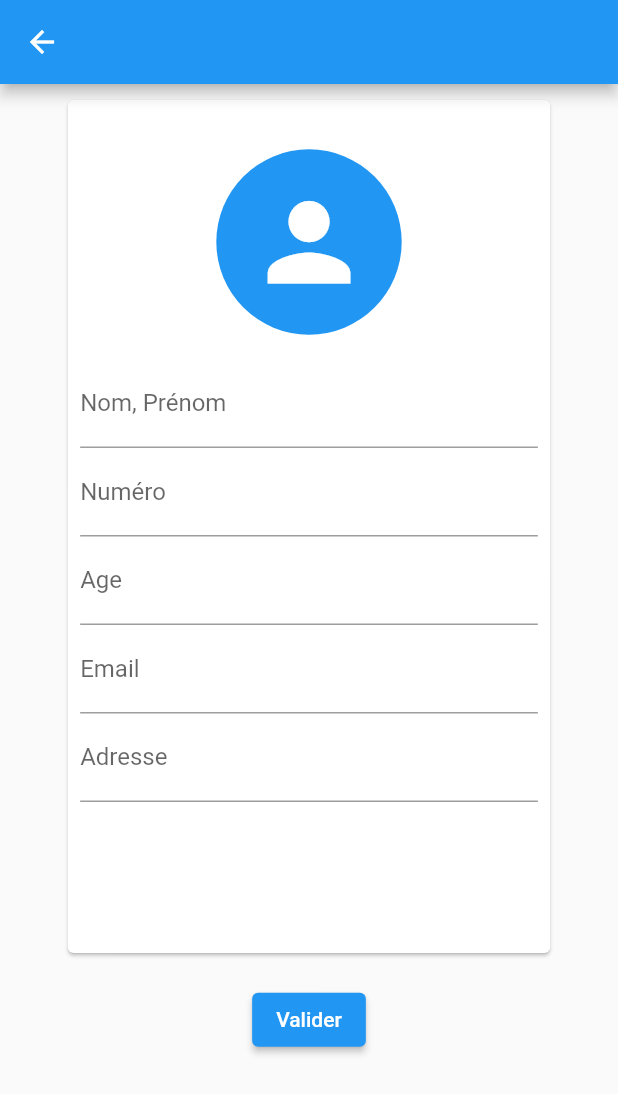
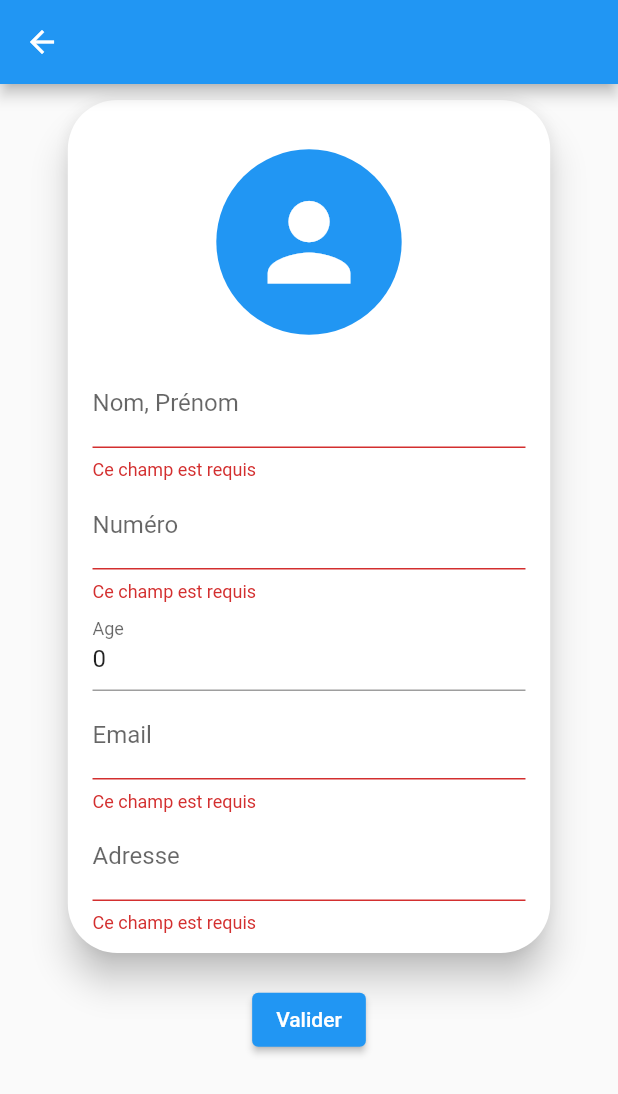
Before and after one commit to Shinotobira/testCharlieSolutions, a Flutter app: the ProfilePage screen opened by its route, after a tap on "Modifier", on a phone screen of 412 x 824 dp. Shown: the top 1094 px of the screen. Run offline on Flutter 3.47's test engine with Material 2 defaults, Android fonts, the phone set to English and light mode, and no system bars; our stand-ins replace bloc, dartz, equatable, flutter_bloc, get_it, go_router and 1 more; accounts and stored records are empty; network calls fail.

Commit message:
ref: profile

```diff
--- a/lib/core/router/router.dart
+++ b/lib/core/router/router.dart
@@ -29,7 +29,7 @@ final GoRouter router = GoRouter(
       path: '/modification_profile',
       name: 'modification_profile',
       builder: (BuildContext context, GoRouterState state) {
-        return const ModificationProfilePage();
+        return ModificationProfilePage(user: state.extra! as UserEntity);
       },
     ),
     GoRoute(
--- a/lib/features/home/presentation/widgets/card_widget.dart
+++ b/lib/features/home/presentation/widgets/card_widget.dart
@@ -17,21 +17,53 @@ class UserCardWidget extends StatelessWidget {
       height: screenHeight * 0.7,
       width: screenWidth * 0.80,
       child: Card(
+        elevation: 10,
+        shape: RoundedRectangleBorder(
+          borderRadius: BorderRadius.circular(screenHeight * 0.04),
+        ),
         child: Column(
           children: [
-            SizedBox(
-              height: screenHeight * 0.3,
-              child: CircleAvatar(
-                radius: screenHeight * 0.10,
-                backgroundImage: NetworkImage(user.picture),
+            if (user.picture.isEmpty)
+              Padding(
+                padding: EdgeInsets.only(
+                    top: screenHeight * 0.06, bottom: screenHeight * 0.02),
+                child: Center(
+                  child: Container(
+                    width: screenHeight * 0.2,
+                    height: screenHeight * 0.2,
+                    decoration: const BoxDecoration(
+                      shape: BoxShape.circle,
+                      color: Colors.blue,
+                    ),
+                    child: Icon(
+                      Icons.person,
+                      size: screenHeight * 0.1,
+                      color: Colors.white,
+                    ),
+                  ),
+                ),
+              )
+            else
+              Padding(
+                padding: EdgeInsets.only(
+                    top: screenHeight * 0.06, bottom: screenHeight * 0.02),
+                child: Center(
+                  child: SizedBox(
+                      width: screenHeight * 0.2,
+                      height: screenHeight * 0.2,
+                      child: ClipOval(
+                          child: Image.network(
+                        user.picture,
+                        fit: BoxFit.cover,
+                      ))),
+                ),
               ),
-            ),
             Center(child: Text(user.name)),
             Align(
               alignment: Alignment.centerLeft,
               child: Padding(
                 padding: EdgeInsets.only(
-                    left: screenHeight * 0.01, top: screenHeight * 0.04),
+                    left: screenHeight * 0.01, top: screenHeight * 0.06),
                 child: Text('Age: ${user.age}'),
               ),
             ),
--- a/lib/features/home/presentation/widgets/user_card_widget.dart
+++ /dev/null
@@ -1,75 +0,0 @@
-import 'package:flutter/material.dart';
-import 'package:flutter_bloc/flutter_bloc.dart';
-import 'package:testcharliesolutions/features/home/presentation/bloc/user_bloc.dart';
-
-class UserCardWidget extends StatelessWidget {
-  const UserCardWidget({
-    super.key,
-  });
-
-  @override
-  Widget build(BuildContext context) {
-    final double screenHeight = MediaQuery.of(context).size.height;
-    final double screenWidth = MediaQuery.of(context).size.width;
-    return BlocBuilder<UserBloc, UserState>(
-      builder: (BuildContext context, UserState state) {
-        if (state is GetUserInitialState) {
-          return Container();
-        } else if (state is GetUserSuccessState) {
-          return SizedBox(
-            height: screenHeight * 0.7,
-            width: screenWidth * 0.80,
-            child: Card(
-              child: Column(
-                children: [
-                  SizedBox(
-                    height: screenHeight * 0.3,
-                    child: CircleAvatar(
-                      radius: screenHeight * 0.10,
-                      backgroundImage: NetworkImage(state.userEntity.picture),
-                    ),
-                  ),
-                  Center(child: Text(state.userEntity.name)),
-                  Align(
-                    alignment: Alignment.centerLeft,
-                    child: Padding(
-                      padding: EdgeInsets.only(
-                          left: screenHeight * 0.01, top: screenHeight * 0.04),
-                      child: Text('Age: ${state.userEntity.age}'),
-                    ),
-                  ),
-                  Align(
-                    alignment: Alignment.centerLeft,
-                    child: Padding(
-                      padding: EdgeInsets.only(
-                          left: screenHeight * 0.01, top: screenHeight * 0.04),
-                      child: Text('Numéro: ${state.userEntity.phone}'),
-                    ),
-                  ),
-                  Align(
-                    alignment: Alignment.centerLeft,
-                    child: Padding(
-                      padding: EdgeInsets.only(
-                          left: screenHeight * 0.01, top: screenHeight * 0.04),
-                      child: Text('Email: ${state.userEntity.email}'),
-                    ),
-                  ),
-                  Align(
-                      alignment: Alignment.centerLeft,
-                      child: Padding(
-                          padding: EdgeInsets.only(
-                              left: screenHeight * 0.01,
-                              top: screenHeight * 0.04),
-                          child:
-                              Text('Adresse: ${state.userEntity.locations}'))),
-                ],
-              ),
-            ),
-          );
-        } else {
-          return const Center(child: CircularProgressIndicator());
-        }
-      },
-    );
-  }
-}
--- a/lib/features/profile/presentation/pages/modification_page.dart
+++ b/lib/features/profile/presentation/pages/modification_page.dart
@@ -5,20 +5,39 @@ import 'package:testcharliesolutions/features/home/domain/entities/user_entity.d
 import 'package:testcharliesolutions/features/profile/presentation/bloc/profile_bloc.dart';
 
 class ModificationProfilePage extends StatefulWidget {
-  const ModificationProfilePage({super.key});
+  const ModificationProfilePage({super.key, required this.user});
 
+  final UserEntity user;
   @override
   State<ModificationProfilePage> createState() =>
       _ModificationProfilePageState();
 }
 
 class _ModificationProfilePageState extends State<ModificationProfilePage> {
-  final TextEditingController emailController = TextEditingController();
-  final TextEditingController nameController = TextEditingController();
-  final TextEditingController phoneController = TextEditingController();
-  final TextEditingController ageController = TextEditingController();
-  final TextEditingController adresseController = TextEditingController();
+  late TextEditingController emailController;
+  late TextEditingController nameController;
+  late TextEditingController phoneController;
+  late TextEditingController ageController;
+  late TextEditingController adresseController;
+
+  bool isFormValid() {
+    return nameController.text.isNotEmpty &&
+        phoneController.text.isNotEmpty &&
+        ageController.text.isNotEmpty &&
+        emailController.text.isNotEmpty &&
+        adresseController.text.isNotEmpty;
+  }
+
   @override
+  void initState() {
+    super.initState();
+    emailController = TextEditingController(text: widget.user.email);
+    nameController = TextEditingController(text: widget.user.name);
+    phoneController = TextEditingController(text: widget.user.phone);
+    ageController = TextEditingController(text: widget.user.age.toString());
+    adresseController = TextEditingController(text: widget.user.locations);
+  }
+
   Widget build(BuildContext context) {
     final double screenHeight = MediaQuery.of(context).size.height;
     final double screenWidth = MediaQuery.of(context).size.width;
@@ -37,6 +56,14 @@ class _ModificationProfilePageState extends State<ModificationProfilePage> {
                     height: screenHeight * 0.7,
                     width: screenWidth * 0.80,
                     child: Card(
+                      elevation: 10,
+                      shape: RoundedRectangleBorder(
+                        borderRadius:
+                            BorderRadius.circular(screenHeight * 0.04),
+                      ),
+                      child: Padding(
+                        padding: EdgeInsets.symmetric(
+                            horizontal: screenWidth * 0.02),
                         child: Column(
                           children: [
                             Padding(
@@ -63,13 +90,16 @@ class _ModificationProfilePageState extends State<ModificationProfilePage> {
                               child: Padding(
                                 padding: EdgeInsets.symmetric(
                                     horizontal:
-                                      MediaQuery.of(context).size.width * 0.02),
+                                        MediaQuery.of(context).size.width *
+                                            0.02),
                                 child: TextFormField(
                                   controller: nameController,
                                   keyboardType: TextInputType.text,
-                                decoration: const InputDecoration(
+                                  decoration: InputDecoration(
                                       labelText: 'Nom, Prénom',
-                                ),
+                                      errorText: nameController.text.isNotEmpty
+                                          ? null
+                                          : 'Ce champ est requis'),
                                 ),
                               ),
                             ),
@@ -78,13 +108,16 @@ class _ModificationProfilePageState extends State<ModificationProfilePage> {
                               child: Padding(
                                 padding: EdgeInsets.symmetric(
                                     horizontal:
-                                      MediaQuery.of(context).size.width * 0.02),
+                                        MediaQuery.of(context).size.width *
+                                            0.02),
                                 child: TextFormField(
                                   controller: phoneController,
                                   keyboardType: TextInputType.phone,
-                                decoration: const InputDecoration(
+                                  decoration: InputDecoration(
                                       labelText: 'Numéro',
-                                ),
+                                      errorText: phoneController.text.isNotEmpty
+                                          ? null
+                                          : 'Ce champ est requis'),
                                 ),
                               ),
                             ),
@@ -93,13 +126,16 @@ class _ModificationProfilePageState extends State<ModificationProfilePage> {
                               child: Padding(
                                 padding: EdgeInsets.symmetric(
                                     horizontal:
-                                      MediaQuery.of(context).size.width * 0.02),
+                                        MediaQuery.of(context).size.width *
+                                            0.02),
                                 child: TextFormField(
                                   controller: ageController,
                                   keyboardType: TextInputType.number,
-                                decoration: const InputDecoration(
+                                  decoration: InputDecoration(
                                       labelText: 'Age',
-                                ),
+                                      errorText: ageController.text.isNotEmpty
+                                          ? null
+                                          : 'Ce champ est requis'),
                                 ),
                               ),
                             ),
@@ -108,14 +144,17 @@ class _ModificationProfilePageState extends State<ModificationProfilePage> {
                               child: Padding(
                                 padding: EdgeInsets.symmetric(
                                     horizontal:
-                                      MediaQuery.of(context).size.width * 0.02),
+                                        MediaQuery.of(context).size.width *
+                                            0.02),
                                 child: TextFormField(
                                     controller: emailController,
                                     keyboardType: TextInputType.emailAddress,
-                                decoration: const InputDecoration(
+                                    decoration: InputDecoration(
                                         labelText: 'Email',
-                                ),
-                              ),
+                                        errorText:
+                                            emailController.text.isNotEmpty
+                                                ? null
+                                                : 'Ce champ est requis')),
                               ),
                             ),
                             Align(
@@ -123,17 +162,22 @@ class _ModificationProfilePageState extends State<ModificationProfilePage> {
                               child: Padding(
                                 padding: EdgeInsets.symmetric(
                                     horizontal:
-                                      MediaQuery.of(context).size.width * 0.02),
+                                        MediaQuery.of(context).size.width *
+                                            0.02),
                                 child: TextFormField(
                                   controller: adresseController,
                                   keyboardType: TextInputType.text,
-                                decoration: const InputDecoration(
+                                  decoration: InputDecoration(
                                       labelText: 'Adresse',
-                                ),
+                                      errorText:
+                                          adresseController.text.isNotEmpty
+                                              ? null
+                                              : 'Ce champ est requis'),
                                 ),
                               ),
                             ),
                           ],
+                        ),
                       ),
                     ),
                   )),
@@ -146,6 +190,7 @@ class _ModificationProfilePageState extends State<ModificationProfilePage> {
                       children: [
                         ElevatedButton(
                           onPressed: () {
+                            if (isFormValid()) {
                               UserEntity user = UserEntity(
                                   id: '1',
                                   age: int.parse(ageController.text),
@@ -160,6 +205,7 @@ class _ModificationProfilePageState extends State<ModificationProfilePage> {
                                   .add(SendMyUserEvent(userEntity: user));
                               context.read<ProfileBloc>().add(GetMyUserEvent());
                               context.pushNamed('profile');
+                            }
                           },
                           child: const Text('Valider'),
                         ),
--- a/lib/features/profile/presentation/pages/profile_page.dart
+++ b/lib/features/profile/presentation/pages/profile_page.dart
@@ -1,7 +1,10 @@
 import 'package:flutter/material.dart';
+import 'package:flutter_bloc/flutter_bloc.dart';
 import 'package:go_router/go_router.dart';
+import 'package:testcharliesolutions/features/home/domain/entities/user_entity.dart';
+import 'package:testcharliesolutions/features/profile/presentation/bloc/profile_bloc.dart';
 
-import '../widgets/profile_card_widget.dart';
+import '../../../home/presentation/widgets/card_widget.dart';
 
 class ProfilePage extends StatelessWidget {
   const ProfilePage({super.key});
@@ -10,6 +13,14 @@ class ProfilePage extends StatelessWidget {
   Widget build(BuildContext context) {
     final double screenHeight = MediaQuery.of(context).size.height;
     final double screenWidth = MediaQuery.of(context).size.width;
+    var user = UserEntity(
+        id: '',
+        age: 0,
+        picture: '',
+        name: '',
+        phone: '',
+        locations: '',
+        email: '');
     return Scaffold(
       appBar: AppBar(
         actions: [
@@ -25,18 +36,28 @@ class ProfilePage extends StatelessWidget {
       ),
       body: SizedBox(
         height: screenHeight * 0.80,
+        child: SingleChildScrollView(
           child: Column(
             children: [
               Padding(
                 padding: EdgeInsets.only(top: screenHeight * 0.008),
-              child: const Center(child: ProfileCardWidget()),
+                child: Center(child: BlocBuilder<ProfileBloc, ProfileState>(
+                  builder: (BuildContext context, ProfileState state) {
+                    if (state is GetMyUserSuccessState) {
+                      user = state.userEntity;
+                      return UserCardWidget(user: state.userEntity);
+                    } else {
+                      return UserCardWidget(user: user);
+                    }
+                  },
+                )),
               ),
               Padding(
                 padding: EdgeInsets.only(top: screenHeight * 0.02),
                 child: Center(
                   child: ElevatedButton(
                     onPressed: () {
-                    context.pushNamed('modification_profile');
+                      context.pushNamed('modification_profile', extra: user);
                     },
                     child: const Text('Modifier'),
                   ),
@@ -45,6 +66,7 @@ class ProfilePage extends StatelessWidget {
             ],
           ),
         ),
+      ),
     );
   }
 }
--- a/lib/features/profile/presentation/widgets/profile_card_widget.dart
+++ /dev/null
@@ -1,153 +0,0 @@
-import 'package:flutter/material.dart';
-import 'package:flutter_bloc/flutter_bloc.dart';
-import 'package:testcharliesolutions/features/profile/presentation/bloc/profile_bloc.dart';
-
-class ProfileCardWidget extends StatelessWidget {
-  const ProfileCardWidget({
-    super.key,
-  });
-
-  @override
-  Widget build(BuildContext context) {
-    final double screenHeight = MediaQuery.of(context).size.height;
-    final double screenWidth = MediaQuery.of(context).size.width;
-    return SizedBox(
-      height: screenHeight * 0.7,
-      width: screenWidth * 0.80,
-      child: Card(
-        child: BlocBuilder<ProfileBloc, ProfileState>(
-            builder: (BuildContext context, ProfileState state) {
-          if (state is GetMyUserSuccessState) {
-            return Column(
-              children: [
-                if (state.userEntity.picture.isEmpty)
-                  Padding(
-                    padding: EdgeInsets.only(
-                        top: screenHeight * 0.04, bottom: screenHeight * 0.02),
-                    child: Center(
-                      child: Container(
-                        width: screenHeight * 0.15,
-                        height: screenHeight * 0.15,
-                        decoration: const BoxDecoration(
-                          shape: BoxShape.circle,
-                          color: Colors.blue,
-                        ),
-                        child: Icon(
-                          Icons.person,
-                          size: screenHeight * 0.1,
-                          color: Colors.white,
-                        ),
-                      ),
-                    ),
-                  )
-                else
-                  Padding(
-                    padding: EdgeInsets.only(
-                        top: screenHeight * 0.06, bottom: screenHeight * 0.02),
-                    child: Center(
-                      child: SizedBox(
-                          width: screenHeight * 0.15,
-                          height: screenHeight * 0.15,
-                          child: ClipOval(
-                              child: Image.network(
-                            state.userEntity.picture,
-                            fit: BoxFit.cover,
-                          ))),
-                    ),
-                  ),
-                Center(child: Text(state.userEntity.name)),
-                Align(
-                  alignment: Alignment.centerLeft,
-                  child: Padding(
-                    padding: EdgeInsets.only(
-                        left: screenHeight * 0.01, top: screenHeight * 0.04),
-                    child: Text('Age: ${state.userEntity.age}'),
-                  ),
-                ),
-                Align(
-                  alignment: Alignment.centerLeft,
-                  child: Padding(
-                    padding: EdgeInsets.only(
-                        left: screenHeight * 0.01, top: screenHeight * 0.04),
-                    child: Text('Numéro: ${state.userEntity.phone}'),
-                  ),
-                ),
-                Align(
-                  alignment: Alignment.centerLeft,
-                  child: Padding(
-                    padding: EdgeInsets.only(
-                        left: screenHeight * 0.01, top: screenHeight * 0.04),
-                    child: Text('Email: ${state.userEntity.email}'),
-                  ),
-                ),
-                Align(
-                    alignment: Alignment.centerLeft,
-                    child: Padding(
-                        padding: EdgeInsets.only(
-                            left: screenHeight * 0.01,
-                            top: screenHeight * 0.04),
-                        child: Text('Adresse: ${state.userEntity.email}'))),
-              ],
-            );
-          } else {
-            return Column(
-              children: [
-                Padding(
-                  padding: EdgeInsets.only(
-                      top: screenHeight * 0.04, bottom: screenHeight * 0.02),
-                  child: Center(
-                    child: Container(
-                      width: screenHeight * 0.15,
-                      height: screenHeight * 0.15,
-                      decoration: const BoxDecoration(
-                        shape: BoxShape.circle,
-                        color: Colors.blue,
-                      ),
-                      child: Icon(
-                        Icons.person,
-                        size: screenHeight * 0.1,
-                        color: Colors.white,
-                      ),
-                    ),
-                  ),
-                ),
-                const Center(child: Text('nAn nAn')),
-                Align(
-                  alignment: Alignment.centerLeft,
-                  child: Padding(
-                    padding: EdgeInsets.only(
-                        left: screenHeight * 0.01, top: screenHeight * 0.04),
-                    child: const Text('Age: nAn'),
-                  ),
-                ),
-                Align(
-                  alignment: Alignment.centerLeft,
-                  child: Padding(
-                    padding: EdgeInsets.only(
-                        left: screenHeight * 0.01, top: screenHeight * 0.04),
-                    child: const Text('Numéro: nAn'),
-                  ),
-                ),
-                Align(
-                  alignment: Alignment.centerLeft,
-                  child: Padding(
-                    padding: EdgeInsets.only(
-                        left: screenHeight * 0.01, top: screenHeight * 0.04),
-                    child: const Text('Email: nAn'),
-                  ),
-                ),
-                Align(
-                    alignment: Alignment.centerLeft,
-                    child: Padding(
-                        padding: EdgeInsets.only(
-                            left: screenHeight * 0.01,
-                            top: screenHeight * 0.04),
-                        child: const Text('Adresse: nAn'))),
-              ],
-            );
-          }
-        }),
-      ),
-    );
-  }
-}
```
Lines whose indentation alone changed are shown as unchanged.
